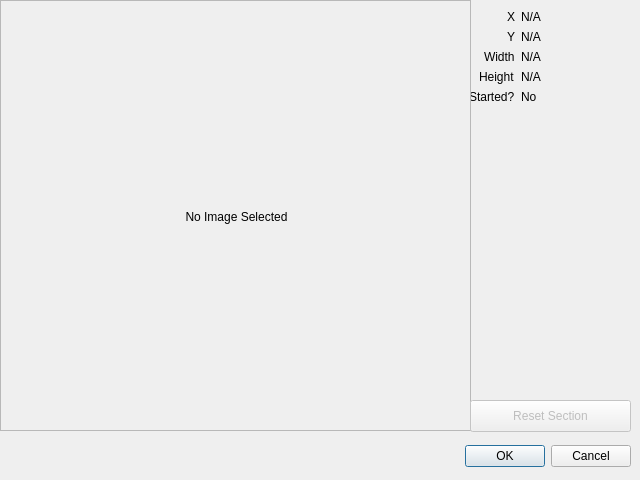
The window that objdetect/addsectiondialog.ui (davydany/cv_studio) describes before a commit, drawn with Qt 5.
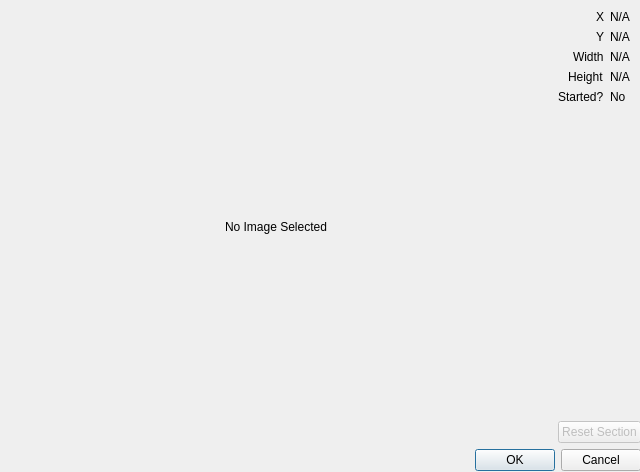
The same window after the commit.

Commit message: Fixed resize issues.

```diff
--- a/objdetect/addsectiondialog.ui
+++ b/objdetect/addsectiondialog.ui
@@ -7,37 +7,42 @@
     <x>0</x>
     <y>0</y>
     <width>640</width>
-    <height>480</height>
+    <height>472</height>
    </rect>
   </property>
   <property name="windowTitle">
    <string>Dialog</string>
   </property>
-  <widget class="QDialogButtonBox" name="buttonBox">
+  <widget class="QWidget" name="gridLayoutWidget">
    <property name="geometry">
     <rect>
-     <x>10</x>
-     <y>440</y>
-     <width>621</width>
-     <height>32</height>
+     <x>0</x>
+     <y>0</y>
+     <width>641</width>
+     <height>471</height>
     </rect>
    </property>
+   <layout class="QGridLayout" name="gridLayout">
+    <property name="sizeConstraint">
+     <enum>QLayout::SetNoConstraint</enum>
+    </property>
+    <item row="0" column="1">
+     <spacer name="verticalSpacer">
    <property name="orientation">
-    <enum>Qt::Horizontal</enum>
-   </property>
-   <property name="standardButtons">
-    <set>QDialogButtonBox::Cancel|QDialogButtonBox::Ok</set>
-   </property>
-  </widget>
-  <widget class="QWidget" name="formLayoutWidget">
-   <property name="geometry">
-    <rect>
-     <x>469</x>
-     <y>10</y>
-     <width>183</width>
-     <height>161</height>
-    </rect>
-   </property>
+       <enum>Qt::Vertical</enum>
+      </property>
+      <property name="sizeType">
+       <enum>QSizePolicy::Fixed</enum>
+      </property>
+      <property name="sizeHint" stdset="0">
+       <size>
+        <width>20</width>
+        <height>10</height>
+       </size>
+      </property>
+     </spacer>
+    </item>
+    <item row="1" column="1">
    <layout class="QFormLayout" name="formLayout">
     <property name="fieldGrowthPolicy">
      <enum>QFormLayout::FieldsStayAtSizeHint</enum>
@@ -119,61 +124,60 @@
      </widget>
     </item>
    </layout>
-  </widget>
-  <widget class="QScrollArea" name="scrollArea">
-   <property name="geometry">
-    <rect>
-     <x>0</x>
-     <y>0</y>
-     <width>471</width>
-     <height>431</height>
-    </rect>
-   </property>
-   <property name="widgetResizable">
-    <bool>true</bool>
-   </property>
-   <widget class="QWidget" name="scrollAreaWidgetContents">
-    <property name="geometry">
-     <rect>
-      <x>0</x>
-      <y>0</y>
-      <width>469</width>
-      <height>429</height>
-     </rect>
-    </property>
-    <widget class="QLabel" name="imageLbl">
-     <property name="geometry">
-      <rect>
-       <x>0</x>
-       <y>0</y>
-       <width>471</width>
-       <height>431</height>
-      </rect>
-     </property>
-     <property name="text">
-      <string>No Image Selected</string>
-     </property>
-     <property name="alignment">
-      <set>Qt::AlignCenter</set>
-     </property>
-    </widget>
-   </widget>
-  </widget>
+    </item>
+    <item row="2" column="1">
   <widget class="QPushButton" name="resetSectionbtn">
    <property name="enabled">
     <bool>false</bool>
    </property>
-   <property name="geometry">
-    <rect>
-     <x>470</x>
-     <y>400</y>
-     <width>161</width>
-     <height>32</height>
-    </rect>
-   </property>
    <property name="text">
     <string>Reset Section</string>
    </property>
+     </widget>
+    </item>
+    <item row="3" column="0" colspan="2">
+     <widget class="QDialogButtonBox" name="buttonBox">
+      <property name="orientation">
+       <enum>Qt::Horizontal</enum>
+      </property>
+      <property name="standardButtons">
+       <set>QDialogButtonBox::Cancel|QDialogButtonBox::Ok</set>
+      </property>
+     </widget>
+    </item>
+    <item row="1" column="0" rowspan="2">
+     <widget class="QLabel" name="imageLbl">
+      <property name="sizePolicy">
+       <sizepolicy hsizetype="Expanding" vsizetype="Expanding">
+        <horstretch>0</horstretch>
+        <verstretch>0</verstretch>
+       </sizepolicy>
+      </property>
+      <property name="text">
+       <string>No Image Selected</string>
+      </property>
+      <property name="alignment">
+       <set>Qt::AlignCenter</set>
+      </property>
+     </widget>
+    </item>
+    <item row="0" column="0">
+     <spacer name="verticalSpacer_2">
+      <property name="orientation">
+       <enum>Qt::Vertical</enum>
+      </property>
+      <property name="sizeType">
+       <enum>QSizePolicy::Fixed</enum>
+      </property>
+      <property name="sizeHint" stdset="0">
+       <size>
+        <width>20</width>
+        <height>10</height>
+       </size>
+      </property>
+     </spacer>
+    </item>
+   </layout>
   </widget>
  </widget>
  <resources/>
```
Lines whose indentation alone changed are shown as unchanged. The commit also changes 2 other files.
